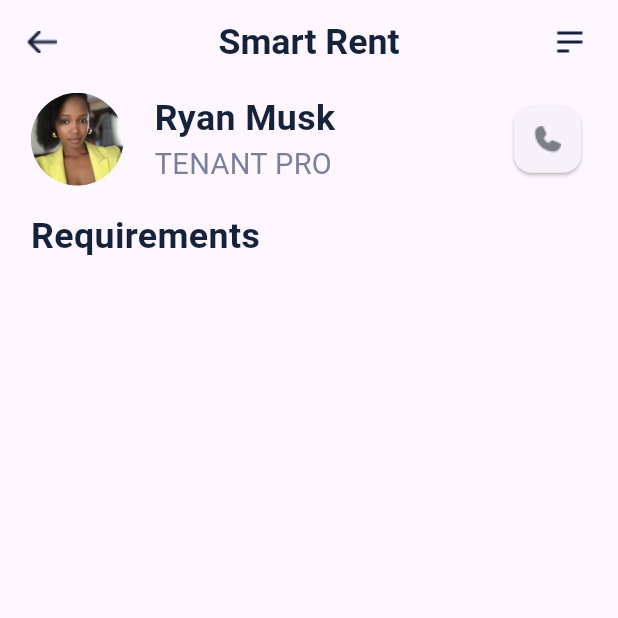
After one commit to infinite-dev22/arctic_fox, a Flutter app: the TenantListScreen screen opened directly, after a tap on "View More Info", on a phone screen of 412 x 824 dp, the top half of it. The commit adds this screen. Run offline on Flutter 3.47's test engine with Material 2 defaults, Android fonts, the light colour scheme and no system bars; our stand-ins replace dropdown_button2, dropdown_textfield, flutter_bounceable, flutter_spinkit, get, google_fonts and 1 more; missing offline and left inert: amount_formatter, proste_bezier_curve; Roboto replaces fonts that are missing (Hind).

Commit message:
Smart Rent small update

```diff
--- /dev/null
+++ b/lib/screens/tenant/tenant_details_screen.dart
@@ -0,0 +1,99 @@
+import 'package:flutter/material.dart';
+import 'package:responsive_sizer/responsive_sizer.dart';
+import 'package:smart_rent/styles/app_theme.dart';
+import 'package:smart_rent/widgets/app_header.dart';
+import 'package:smart_rent/widgets/tenant_requirement_widget.dart';
+
+class TenantDetailsScreen extends StatefulWidget {
+  const TenantDetailsScreen({super.key});
+
+  @override
+  State<TenantDetailsScreen> createState() => _TenantDetailsScreenState();
+}
+
+class _TenantDetailsScreenState extends State<TenantDetailsScreen> {
+
+  var myRequirements = [
+    TenantRequirementWidget(image: 'assets/general/air.png', requirement: 'Air conditioner'),
+    TenantRequirementWidget(image: 'assets/general/wifi.png', requirement: 'Free WiFi'),
+    TenantRequirementWidget(image: 'assets/general/car.png', requirement: 'Free parking'),
+  ];
+
+  @override
+  Widget build(BuildContext context) {
+    return Scaffold(
+      appBar: AppHeader(
+        title: 'Smart Rent',
+      ),
+
+      body: Padding(
+        padding: EdgeInsets.only(left: 5.w, right: 5.w),
+        child: Column(
+          mainAxisAlignment: MainAxisAlignment.start,
+          crossAxisAlignment: CrossAxisAlignment.start,
+          children: [
+            Row(
+              mainAxisAlignment: MainAxisAlignment.spaceBetween,
+              children: [
+                Container(
+                  child: Row(
+                    children: [
+                      CircleAvatar(
+                        backgroundImage: AssetImage('assets/avatar/rian.jpg',),
+                        radius: 7.5.w,
+                      ),
+                      SizedBox(width: 5.w,),
+                      Container(
+                        child: Column(
+                          crossAxisAlignment: CrossAxisAlignment.start,
+                          children: [
+                            Text('Ryan Musk', style: AppTheme.appTitle3,),
+                            Text('TENANT PRO', style: AppTheme.subText,),
+                          ],
+                        ),
+                      )
+                    ],
+                  ),
+                ),
+
+                Card(
+                  child: Padding(
+                    padding: EdgeInsets.all(15.sp),
+                    child: Image.asset('assets/general/call.png'),
+                  ),
+                )
+
+              ],
+            ),
+
+            SizedBox(height: 2.h,),
+            Text('Requirements', style: AppTheme.appTitle3,),
+
+            // GridView.builder(
+            //   // padding: EdgeInsets.zero,
+            //   shrinkWrap: true,
+            //   itemCount: myRequirements.length,
+            //     gridDelegate: SliverGridDelegateWithFixedCrossAxisCount(crossAxisCount: 2),
+            //     itemBuilder: (context, index){
+            //     var requirement = myRequirements[index];
+            //     return TenantRequirementWidget(image: requirement.image, requirement: requirement.requirement);
+            //     },
+            // ),
+            //
+            // Wrap(
+            //   direction: Axis.horizontal,
+            //   spacing: 40.w,
+            //   // spacing: 20.w,
+            //   alignment: WrapAlignment.spaceBetween,
+            //   children: [
+            //
+            //   ],
+            // ),
+
+          ],
+        ),
+      ),
+
+    );
+  }
+}
--- a/lib/screens/tenant/tenant_list_screen.dart
+++ b/lib/screens/tenant/tenant_list_screen.dart
@@ -54,7 +54,10 @@ class _TenantListScreenState extends State<TenantListScreen> {
                   shrinkWrap: true,
                   itemCount: 30,
                   itemBuilder: (context, index){
-                    return TenantCardWidget();
+                    return Padding(
+                      padding: EdgeInsets.only(top: 1.h),
+                      child: TenantCardWidget(),
+                    );
                   }),
 
             ],
--- a/lib/widgets/tenant_card_widget.dart
+++ b/lib/widgets/tenant_card_widget.dart
@@ -1,6 +1,8 @@
 import 'package:flutter/material.dart';
 import 'package:flutter_bounceable/flutter_bounceable.dart';
+import 'package:get/get.dart';
 import 'package:responsive_sizer/responsive_sizer.dart';
+import 'package:smart_rent/screens/tenant/tenant_details_screen.dart';
 import 'package:smart_rent/styles/app_theme.dart';
 
 class TenantCardWidget extends StatelessWidget {
@@ -49,7 +51,11 @@ class TenantCardWidget extends StatelessWidget {
             ),
 
             Text('Madam Lian', style: AppTheme.darkBlueTitle,),
-            Text('View More Info', style: AppTheme.darkBlueText1,),
+            Bounceable(
+              onTap: (){
+                Get.to(() => TenantDetailsScreen());
+              },
+                child: Text('View More Info', style: AppTheme.darkBlueText1,)),
 
           ],
         ),
--- /dev/null
+++ b/lib/widgets/tenant_requirement_widget.dart
@@ -0,0 +1,22 @@
+import 'package:flutter/material.dart';
+import 'package:responsive_sizer/responsive_sizer.dart';
+
+class TenantRequirementWidget extends StatelessWidget {
+  final String image;
+  final String requirement;
+  const TenantRequirementWidget({super.key, required this.image, required this.requirement});
+
+  @override
+  Widget build(BuildContext context) {
+    return Container(
+      child: Row(
+        mainAxisSize: MainAxisSize.min,
+        crossAxisAlignment: CrossAxisAlignment.start,
+        children: [
+          Image.asset(image),
+          Text(requirement)
+        ],
+      ),
+    );
+  }
+}
--- a/pubspec.yaml
+++ b/pubspec.yaml
@@ -52,6 +52,7 @@ dependencies:
   dropdown_textfield: ^1.0.8
   dropdown_button2: ^2.3.9
   amount_formatter: ^0.0.2
+  image_picker: ^1.0.4
 
 dev_dependencies:
   flutter_test:
```
Also changed, not shown: assets/general/air.png (added), assets/general/arrow_down.png (added), assets/general/call.png (added), assets/general/car.png (added), assets/general/upload.png (added), assets/general/wifi.png (added), pubspec.lock, 5 other files.
